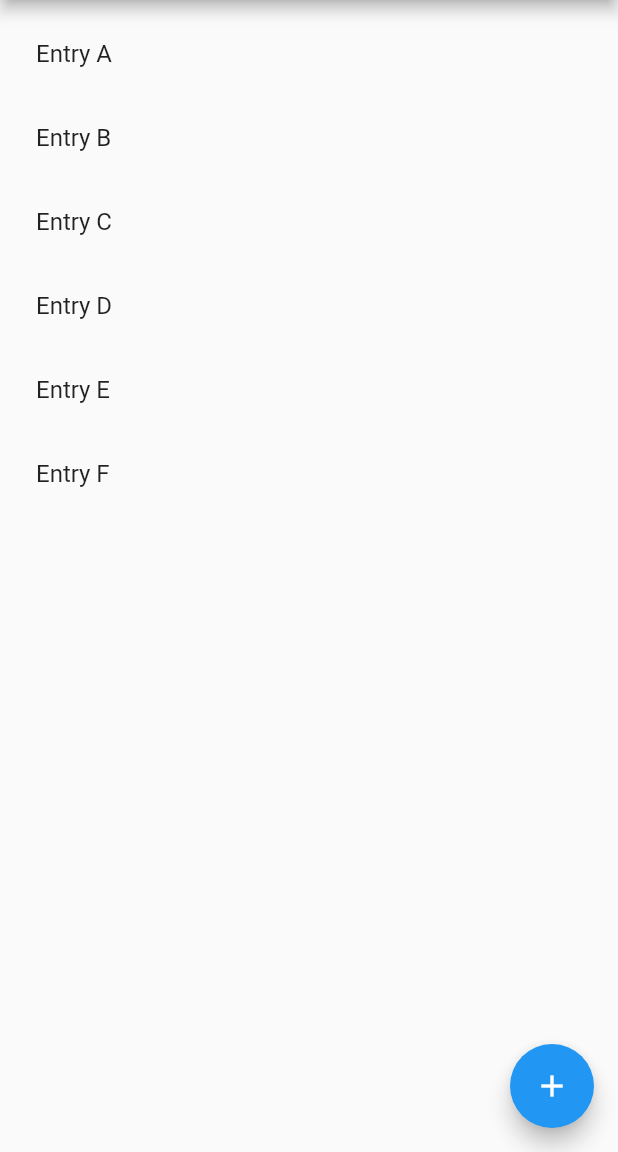
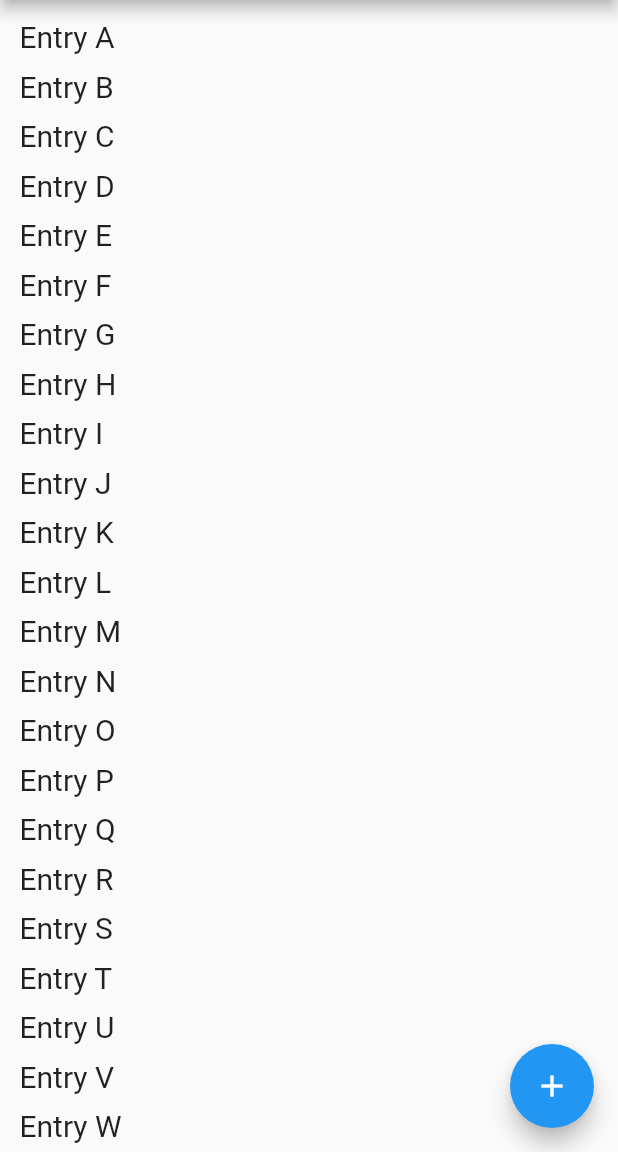
Before and after one commit to davidfung/todo, a Flutter app: the screen it shows after launch, on a phone screen of 412 x 824 dp, the part 84-1236 px from its top. Run offline on Flutter 3.47's test engine with Material 2 defaults, Android fonts, the phone set to English and light mode, and no system bars.

Commit message:
Add TaskView and TaskItem

```diff
--- a/lib/main.dart
+++ b/lib/main.dart
@@ -11,6 +11,7 @@ class MyApp extends StatelessWidget {
       title: 'Amazing Todo',
       theme: ThemeData(
         primarySwatch: Colors.blue,
+        textTheme: TextTheme(body1: TextStyle(fontSize: 20.0)),
       ),
       home: HomePage(),
     );
@@ -40,13 +41,67 @@ class TaskView extends StatelessWidget {
     return ListView(
       padding: const EdgeInsets.all(8),
       children: <Widget>[
-        ListTile(title: Text('Entry A')),
-        ListTile(title: Text('Entry B')),
-        ListTile(title: Text('Entry C')),
-        ListTile(title: Text('Entry D')),
-        ListTile(title: Text('Entry E')),
-        ListTile(title: Text('Entry F')),
+        TaskItem(name: 'Entry A'),
+        TaskItem(name: 'Entry B'),
+        TaskItem(name: 'Entry C'),
+        TaskItem(name: 'Entry D'),
+        TaskItem(name: 'Entry E'),
+        TaskItem(name: 'Entry F'),
+        TaskItem(name: 'Entry G'),
+        TaskItem(name: 'Entry H'),
+        TaskItem(name: 'Entry I'),
+        TaskItem(name: 'Entry J'),
+        TaskItem(name: 'Entry K'),
+        TaskItem(name: 'Entry L'),
+        TaskItem(name: 'Entry M'),
+        TaskItem(name: 'Entry N'),
+        TaskItem(name: 'Entry O'),
+        TaskItem(name: 'Entry P'),
+        TaskItem(name: 'Entry Q'),
+        TaskItem(name: 'Entry R'),
+        TaskItem(name: 'Entry S'),
+        TaskItem(name: 'Entry T'),
+        TaskItem(name: 'Entry U'),
+        TaskItem(name: 'Entry V'),
+        TaskItem(name: 'Entry W'),
+        TaskItem(name: 'Entry X'),
+        TaskItem(name: 'Entry Y'),
+        TaskItem(name: 'Entry Z'),
       ],
     );
   }
 }
+
+class TaskTile extends StatelessWidget {
+  final String name;
+
+  const TaskTile({
+    this.name,
+  });
+
+  @override
+  Widget build(BuildContext context) {
+    return ListTile(
+      title: Text(this.name),
+      contentPadding: EdgeInsets.symmetric(horizontal: 10.0),
+    );
+  }
+}
+
+class TaskItem extends StatelessWidget {
+  final String name;
+
+  const TaskItem({
+    this.name,
+  });
+
+  @override
+  Widget build(BuildContext context) {
+    return Container(
+      padding: EdgeInsets.symmetric(vertical: 5, horizontal: 5),
+      child: Text(
+        this.name,
+      ),
+    );
+  }
+}
```
